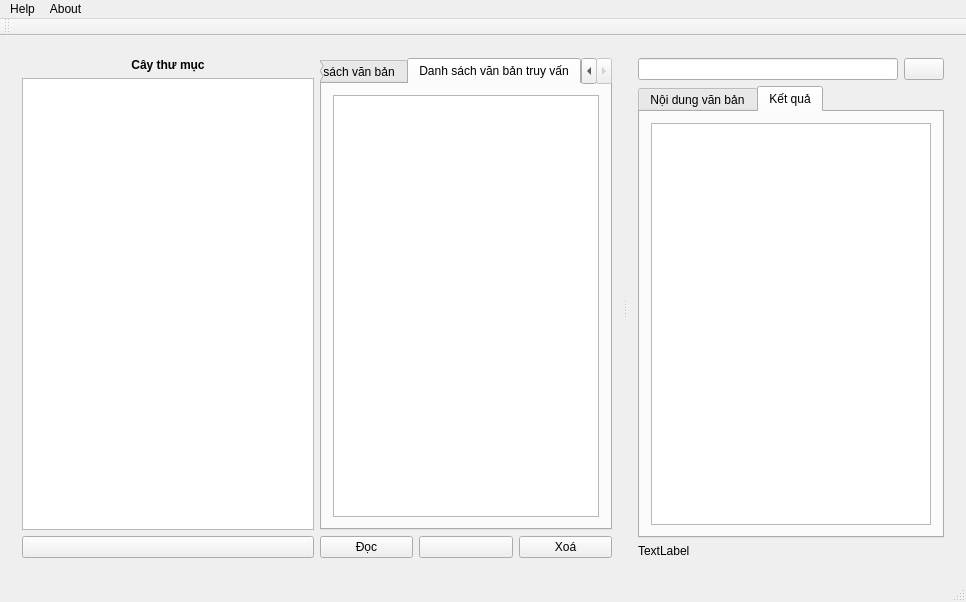
Old version of the form Search_Engine_GUI/Search_Engine_GUI/Search_Engine_GUI.ui in the repository DreamyWanderer/Search_Engine_Local_Document.
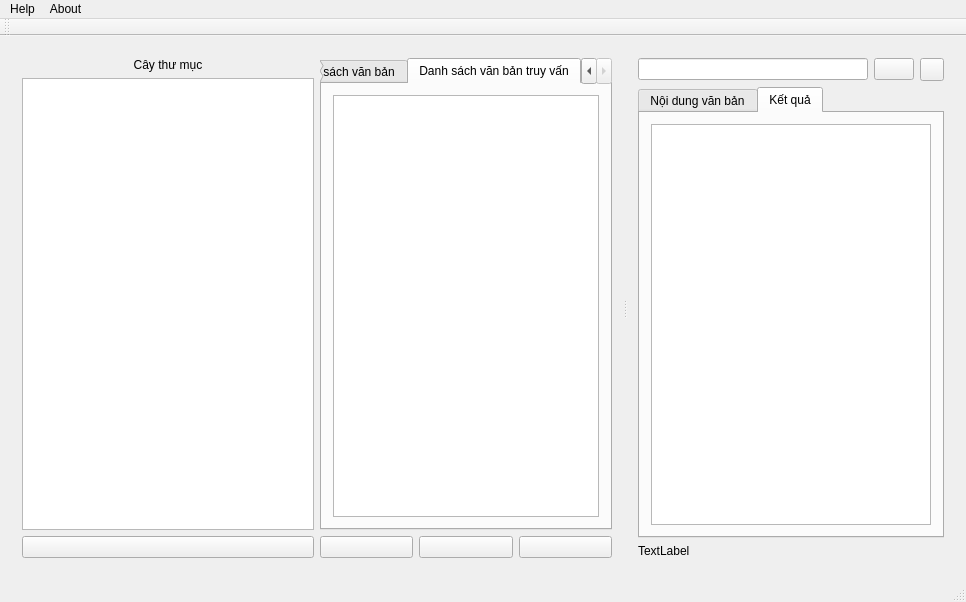
New version of the form. The open tabs and pages were chosen to show the change. Icons and pictures are not drawn.

What changed in the file:
```diff
--- a/Search_Engine_GUI/Search_Engine_GUI/Search_Engine_GUI.ui
+++ b/Search_Engine_GUI/Search_Engine_GUI/Search_Engine_GUI.ui
@@ -27,7 +27,7 @@
           <item>
            <widget class="QLabel" name="label">
             <property name="text">
-             <string>&lt;html&gt;&lt;head/&gt;&lt;body&gt;&lt;p align=&quot;center&quot;&gt;&lt;span style=&quot; font-weight:700;&quot;&gt;Cây thư mục&lt;/span&gt;&lt;/p&gt;&lt;/body&gt;&lt;/html&gt;</string>
+             <string>&lt;html&gt;&lt;head/&gt;&lt;body&gt;&lt;p align=&quot;center&quot;&gt;Cây thư mục&lt;/p&gt;&lt;/body&gt;&lt;/html&gt;</string>
             </property>
            </widget>
           </item>
@@ -97,7 +97,7 @@
                <string>&lt;html&gt;&lt;head/&gt;&lt;body&gt;&lt;p&gt;Hiển thị nội dung văn bản&lt;/p&gt;&lt;/body&gt;&lt;/html&gt;</string>
               </property>
               <property name="text">
-               <string>Đọc</string>
+               <string/>
               </property>
              </widget>
             </item>
@@ -117,7 +117,7 @@
                <string>&lt;html&gt;&lt;head/&gt;&lt;body&gt;&lt;p&gt;Xoá tệp văn bản đã chọn [Imcomplete]&lt;/p&gt;&lt;/body&gt;&lt;/html&gt;</string>
               </property>
               <property name="text">
-               <string>Xoá</string>
+               <string/>
               </property>
              </widget>
             </item>
@@ -145,6 +145,13 @@
             </property>
            </widget>
           </item>
+          <item>
+           <widget class="QToolButton" name="setting">
+            <property name="text">
+             <string/>
+            </property>
+           </widget>
+          </item>
          </layout>
         </item>
         <item>
```
Left out of the diff: 2 changed lines with no effect on the pictures.
